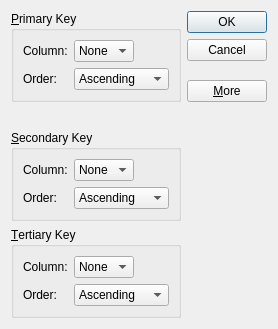
Above: C++/Examples/C++ GUI Programming With Qt 4/02-06_Shape-Changing_Dialogs/sortdialog.ui from apkretov/rpw before the change. Below: the same form after it.
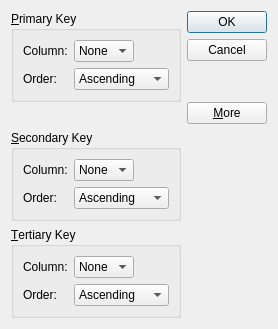
That is the form after the change.

```diff
--- a/C++/Examples/C++ GUI Programming With Qt 4/02-06_Shape-Changing_Dialogs/sortdialog.ui
+++ b/C++/Examples/C++ GUI Programming With Qt 4/02-06_Shape-Changing_Dialogs/sortdialog.ui
@@ -75,50 +75,6 @@
        </layout>
       </widget>
      </item>
-     <item row="0" column="1">
-      <layout class="QVBoxLayout" name="verticalLayout">
-       <item>
-        <widget class="QPushButton" name="okButton">
-         <property name="text">
-          <string>OK</string>
-         </property>
-         <property name="default">
-          <bool>true</bool>
-         </property>
-        </widget>
-       </item>
-       <item>
-        <widget class="QPushButton" name="cancelButton">
-         <property name="text">
-          <string>Cancel</string>
-         </property>
-        </widget>
-       </item>
-       <item>
-        <spacer name="verticalSpacer">
-         <property name="orientation">
-          <enum>Qt::Orientation::Vertical</enum>
-         </property>
-         <property name="sizeHint" stdset="0">
-          <size>
-           <width>20</width>
-           <height>0</height>
-          </size>
-         </property>
-        </spacer>
-       </item>
-       <item>
-        <widget class="QPushButton" name="moreButton">
-         <property name="text">
-          <string>&amp;More</string>
-         </property>
-         <property name="checkable">
-          <bool>true</bool>
-         </property>
-        </widget>
-       </item>
-      </layout>
-     </item>
      <item row="1" column="0">
       <spacer name="verticalSpacer_2">
        <property name="orientation">
@@ -250,6 +206,50 @@
        </layout>
       </widget>
      </item>
+     <item row="0" column="1" rowspan="2">
+      <layout class="QVBoxLayout" name="verticalLayout">
+       <item>
+        <widget class="QPushButton" name="okButton">
+         <property name="text">
+          <string>OK</string>
+         </property>
+         <property name="default">
+          <bool>true</bool>
+         </property>
+        </widget>
+       </item>
+       <item>
+        <widget class="QPushButton" name="cancelButton">
+         <property name="text">
+          <string>Cancel</string>
+         </property>
+        </widget>
+       </item>
+       <item>
+        <spacer name="verticalSpacer">
+         <property name="orientation">
+          <enum>Qt::Orientation::Vertical</enum>
+         </property>
+         <property name="sizeHint" stdset="0">
+          <size>
+           <width>20</width>
+           <height>0</height>
+          </size>
+         </property>
+        </spacer>
+       </item>
+       <item>
+        <widget class="QPushButton" name="moreButton">
+         <property name="text">
+          <string>&amp;More</string>
+         </property>
+         <property name="checkable">
+          <bool>true</bool>
+         </property>
+        </widget>
+       </item>
+      </layout>
+     </item>
     </layout>
    </item>
   </layout>
```
